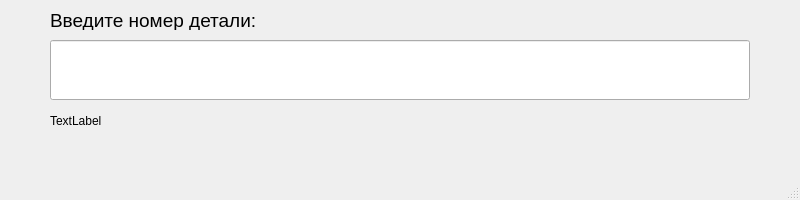
First picture: the form in main_window_voltage.ui, repository AlekseyAShsc/one_project, before the edit.
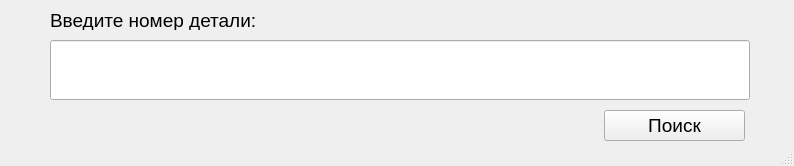
Second picture: the form after the edit.

Commit message: Сделано окно ввода номера детали.

Diff of the .ui file:
```diff
--- a/main_window_voltage.ui
+++ b/main_window_voltage.ui
@@ -6,8 +6,8 @@
    <rect>
     <x>0</x>
     <y>0</y>
-    <width>800</width>
-    <height>200</height>
+    <width>794</width>
+    <height>166</height>
    </rect>
   </property>
   <property name="maximumSize">
@@ -72,12 +72,32 @@
      <rect>
       <x>50</x>
       <y>110</y>
-      <width>691</width>
+      <width>541</width>
       <height>21</height>
      </rect>
     </property>
     <property name="text">
-     <string>TextLabel</string>
+     <string/>
+    </property>
+   </widget>
+   <widget class="QPushButton" name="B_Search">
+    <property name="geometry">
+     <rect>
+      <x>604</x>
+      <y>110</y>
+      <width>141</width>
+      <height>31</height>
+     </rect>
+    </property>
+    <property name="font">
+     <font>
+      <pointsize>14</pointsize>
+      <weight>50</weight>
+      <bold>false</bold>
+     </font>
+    </property>
+    <property name="text">
+     <string>Поиск</string>
     </property>
    </widget>
   </widget>
```
